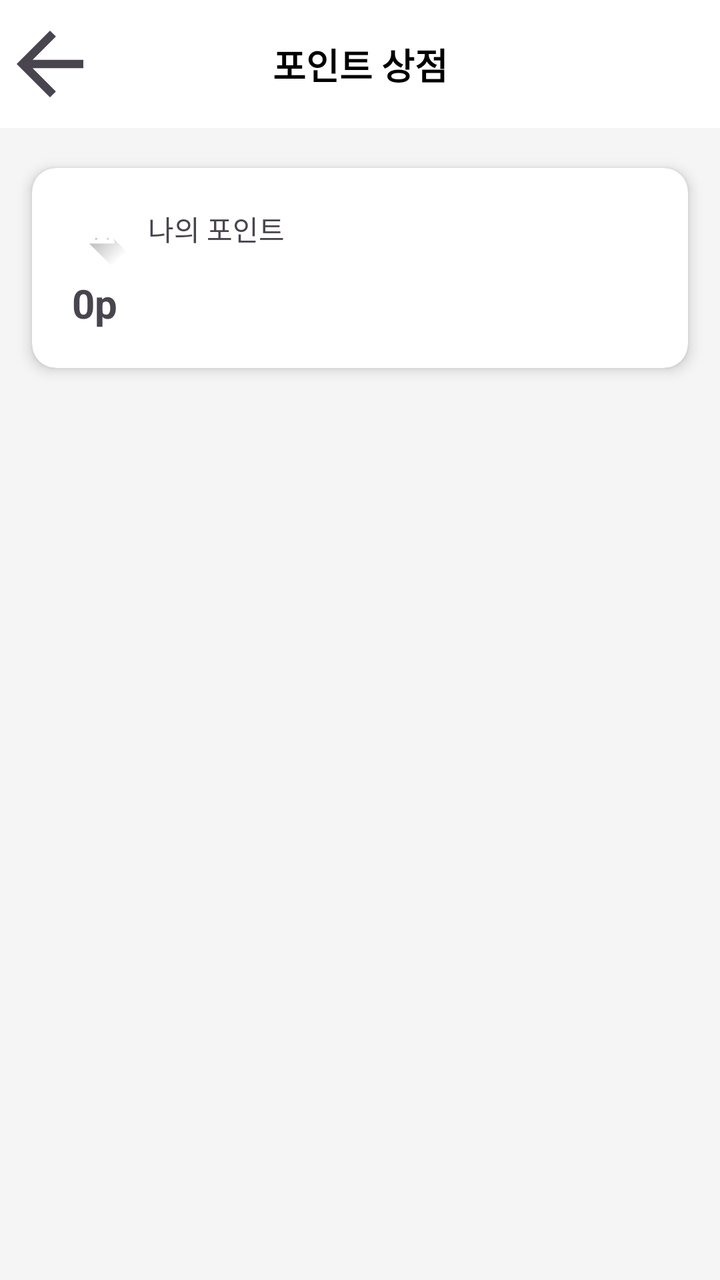
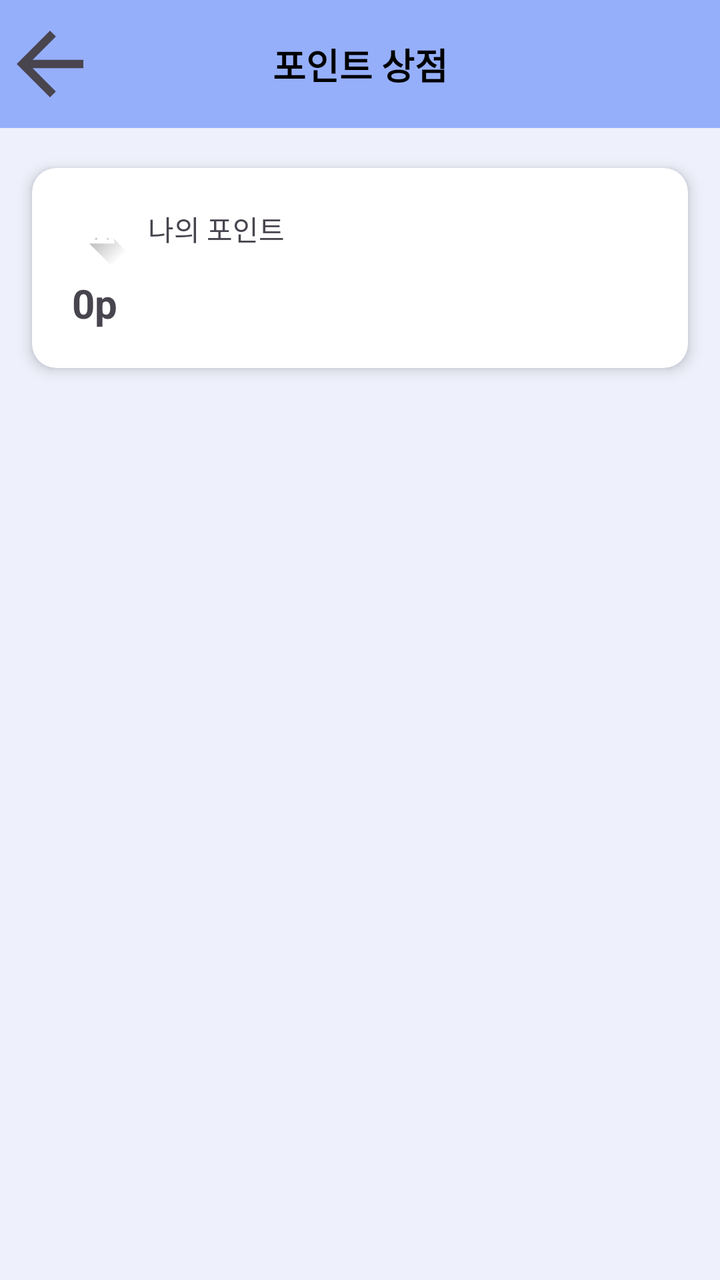

An Android layout rendered at two revisions. The XML below is the earlier revision; the diff shows what the commit changed to produce the second picture.
<!-- AndroidManifest.xml: application theme Theme.Lostfind -->
<!-- res/layout/pointshop.xml -->
<?xml version="1.0" encoding="utf-8"?>
<androidx.constraintlayout.widget.ConstraintLayout
    xmlns:android="http://schemas.android.com/apk/res/android"
    xmlns:app="http://schemas.android.com/apk/res-auto"
    xmlns:tools="http://schemas.android.com/tools"
    android:layout_width="match_parent"
    android:layout_height="match_parent"
    android:background="#F5F5F5"
    android:id="@+id/main">

    <androidx.constraintlayout.widget.ConstraintLayout
    android:id="@+id/toolbar"
    android:layout_width="0dp"
    android:layout_height="?attr/actionBarSize"
    android:background="@android:color/white"
    app:layout_constraintTop_toTopOf="parent"
    app:layout_constraintStart_toStartOf="parent"
    app:layout_constraintEnd_toEndOf="parent">

    <ImageButton
        android:id="@+id/btn_back"
        android:layout_width="50dp"
        android:layout_height="50dp"
        android:scaleType="centerCrop"
        android:src="@drawable/left_arrow"
        android:contentDescription="뒤로 가기"
        app:layout_constraintStart_toStartOf="parent"
        app:layout_constraintTop_toTopOf="parent"
        app:layout_constraintBottom_toBottomOf="parent"
        android:background="?selectableItemBackgroundBorderless"/>

    <TextView
        android:id="@+id/tv_title"
        android:layout_width="wrap_content"
        android:layout_height="wrap_content"
        android:text="포인트 상점"
        android:textSize="18sp"
        android:textStyle="bold"
        android:textColor="@android:color/black"
        app:layout_constraintStart_toStartOf="parent"
        app:layout_constraintEnd_toEndOf="parent"
        app:layout_constraintTop_toTopOf="parent"
        app:layout_constraintBottom_toBottomOf="parent"/>

</androidx.constraintlayout.widget.ConstraintLayout>

    <androidx.cardview.widget.CardView
        android:id="@+id/point_card"
        android:layout_width="0dp"
        android:layout_height="wrap_content"
        android:layout_marginStart="16dp"
        android:layout_marginEnd="16dp"
        android:layout_marginTop="20dp"
        app:cardCornerRadius="12dp"
        app:cardElevation="4dp"
        app:layout_constraintTop_toBottomOf="@id/toolbar"
        app:layout_constraintStart_toStartOf="parent"
        app:layout_constraintEnd_toEndOf="parent">

        <androidx.constraintlayout.widget.ConstraintLayout
            android:layout_width="match_parent"
            android:layout_height="100dp"
            android:padding="20dp">

            <ImageView
            android:id="@+id/icon_point"
            android:layout_width="30dp"
            android:layout_height="30dp"
            android:src="@drawable/ic_launcher_foreground"
            app:layout_constraintStart_toStartOf="parent"
            app:layout_constraintTop_toTopOf="parent"/>

            <TextView
                android:id="@+id/tv_my_point_label"
                android:layout_width="wrap_content"
                android:layout_height="wrap_content"
                android:text="나의 포인트"
                android:textSize="14sp"
                android:layout_marginStart="8dp"
                app:layout_constraintStart_toEndOf="@id/icon_point"
                app:layout_constraintTop_toTopOf="@id/icon_point"/>

            <TextView
                android:id="@+id/tv_current_point"
                android:layout_width="wrap_content"
                android:layout_height="wrap_content"
                android:text="0p"
                android:textSize="20sp"
                android:textStyle="bold"
                android:layout_marginTop="4dp"
                app:layout_constraintStart_toStartOf="parent"
                app:layout_constraintTop_toBottomOf="@id/icon_point"/>

        </androidx.constraintlayout.widget.ConstraintLayout>
    </androidx.cardview.widget.CardView>


    <androidx.recyclerview.widget.RecyclerView
        android:id="@+id/products_recycler_view"
        android:layout_width="0dp"
        android:layout_height="0dp"
        android:layout_marginTop="16dp"
        android:clipToPadding="false"
        android:paddingTop="4dp"
        android:paddingBottom="16dp"
        app:layoutManager="androidx.recyclerview.widget.LinearLayoutManager"
        app:layout_constraintBottom_toBottomOf="parent"
        app:layout_constraintEnd_toEndOf="parent"
        app:layout_constraintHorizontal_bias="1.0"
        app:layout_constraintStart_toStartOf="parent"
        app:layout_constraintTop_toBottomOf="@id/point_card"
        app:layout_constraintVertical_bias="1.0" />

</androidx.constraintlayout.widget.ConstraintLayout>
<!-- resources referenced by this layout -->
<resources>
  <!-- drawable ic_launcher_foreground (drawable) -->
  <vector xmlns:android="http://schemas.android.com/apk/res/android"
      xmlns:aapt="http://schemas.android.com/aapt"
      android:width="108dp"
      android:height="108dp"
      android:viewportWidth="108"
      android:viewportHeight="108">
      <path android:pathData="M31,63.928c0,0 6.4,-11 12.1,-13.1c7.2,-2.6 26,-1.4 26,-1.4l38.1,38.1L107,108.928l-32,-1L31,63.928z">
          <aapt:attr name="android:fillColor">
              <gradient
                  android:endX="85.84757"
                  android:endY="92.4963"
                  android:startX="42.9492"
                  android:startY="49.59793"
                  android:type="linear">
                  <item
                      android:color="#44000000"
                      android:offset="0.0" />
                  <item
                      android:color="#00000000"
                      android:offset="1.0" />
              </gradient>
          </aapt:attr>
      </path>
      <path
          android:fillColor="#FFFFFF"
          android:fillType="nonZero"
          android:pathData="M65.3,45.828l3.8,-6.6c0.2,-0.4 0.1,-0.9 -0.3,-1.1c-0.4,-0.2 -0.9,-0.1 -1.1,0.3l-3.9,6.7c-6.3,-2.8 -13.4,-2.8 -19.7,0l-3.9,-6.7c-0.2,-0.4 -0.7,-0.5 -1.1,-0.3C38.8,38.328 38.7,38.828 38.9,39.228l3.8,6.6C36.2,49.428 31.7,56.028 31,63.928h46C76.3,56.028 71.8,49.428 65.3,45.828zM43.4,57.328c-0.8,0 -1.5,-0.5 -1.8,-1.2c-0.3,-0.7 -0.1,-1.5 0.4,-2.1c0.5,-0.5 1.4,-0.7 2.1,-0.4c0.7,0.3 1.2,1 1.2,1.8C45.3,56.528 44.5,57.328 43.4,57.328L43.4,57.328zM64.6,57.328c-0.8,0 -1.5,-0.5 -1.8,-1.2s-0.1,-1.5 0.4,-2.1c0.5,-0.5 1.4,-0.7 2.1,-0.4c0.7,0.3 1.2,1 1.2,1.8C66.5,56.528 65.6,57.328 64.6,57.328L64.6,57.328z"
          android:strokeWidth="1"
          android:strokeColor="#00000000" />
  </vector>
  <!-- drawable left_arrow (drawable) -->
  <?xml version="1.0" encoding="utf-8"?>
  <vector xmlns:android="http://schemas.android.com/apk/res/android"
      android:width="24dp"
      android:height="24dp"
      android:viewportWidth="24"
      android:viewportHeight="24"
      android:tint="?attr/colorControlNormal">  
  
      
      <path
          android:fillColor="@android:color/white"
          android:pathData="M20,11H7.83l5.59,-5.59L12,4l-8,8 8,8 1.41,-1.41L7.83,13H20v-2z"/>
  </vector>
  <style name="Theme.Lostfind" parent="Base.Theme.Lostfind" />
  <style name="Base.Theme.Lostfind" parent="Theme.Material3.DayNight.NoActionBar">
          
          
      </style>
</resources>

<!-- the commit's change to res/layout/pointshop.xml (unified diff, before → after) -->
@@ -5,14 +5,14 @@
     xmlns:tools="http://schemas.android.com/tools"
     android:layout_width="match_parent"
     android:layout_height="match_parent"
-    android:background="#F5F5F5"
+    android:background="@color/one"
     android:id="@+id/main">
 
     <androidx.constraintlayout.widget.ConstraintLayout
     android:id="@+id/toolbar"
     android:layout_width="0dp"
     android:layout_height="?attr/actionBarSize"
-    android:background="@android:color/white"
+    android:background="@color/two"
     app:layout_constraintTop_toTopOf="parent"
     app:layout_constraintStart_toStartOf="parent"
     app:layout_constraintEnd_toEndOf="parent">
<!-- resource entries referenced after the edit -->
@@ -1,5 +1,7 @@
 <!-- resources referenced by this layout -->
 <resources>
+  <color name="one">#EEF1FB</color>
+  <color name="two">#96AFFB</color>
   <!-- drawable ic_launcher_foreground (drawable) -->
   <vector xmlns:android="http://schemas.android.com/apk/res/android"
       xmlns:aapt="http://schemas.android.com/aapt"
